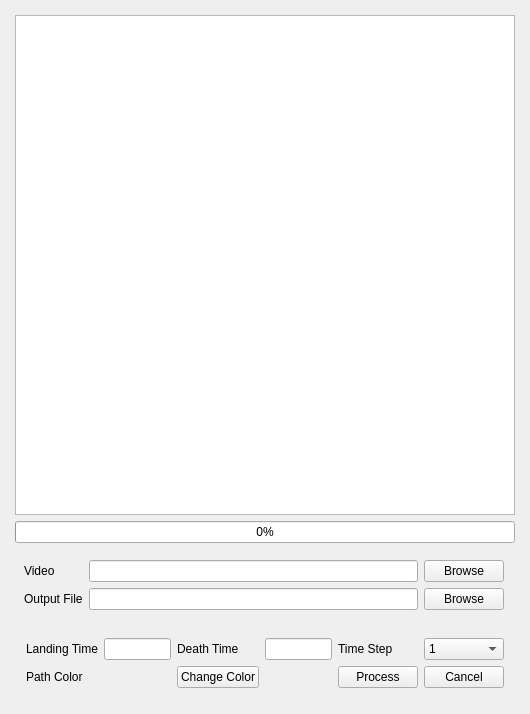
Before: the Qt Designer form pubgis/pubgis_gui.ui in andrewzwicky/PUBGIS, drawn with Qt 5.
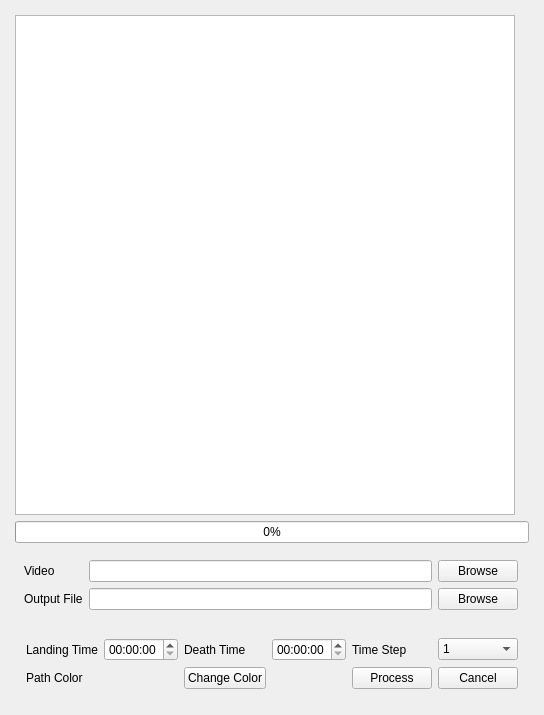
After: the same form once the commit is applied.

The edit to the form file:
```diff
--- a/pubgis/pubgis_gui.ui
+++ b/pubgis/pubgis_gui.ui
@@ -149,10 +149,10 @@
         </widget>
        </item>
        <item row="1" column="3">
-        <widget class="QLineEdit" name="death_time_edit"/>
+        <widget class="QTimeEdit" name="death_time_edit"/>
        </item>
        <item row="1" column="1">
-        <widget class="QLineEdit" name="landing_time_edit"/>
+        <widget class="QTimeEdit" name="landing_time_edit"/>
        </item>
        <item row="1" column="0">
         <widget class="QLabel" name="image_label_2">
```
